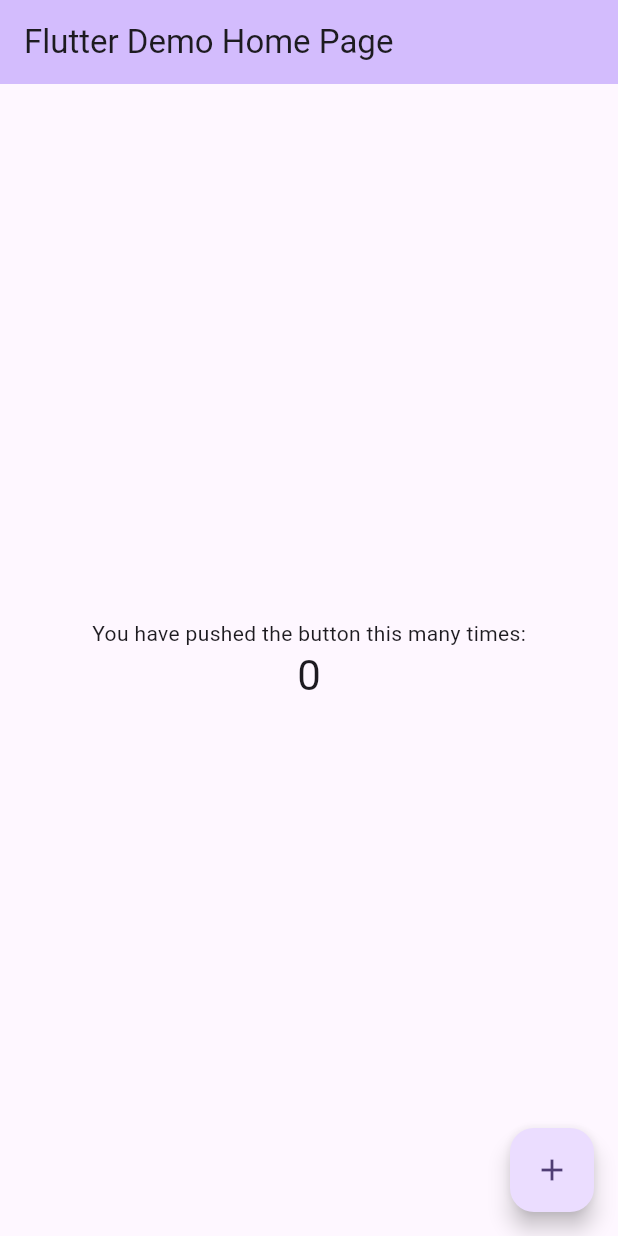
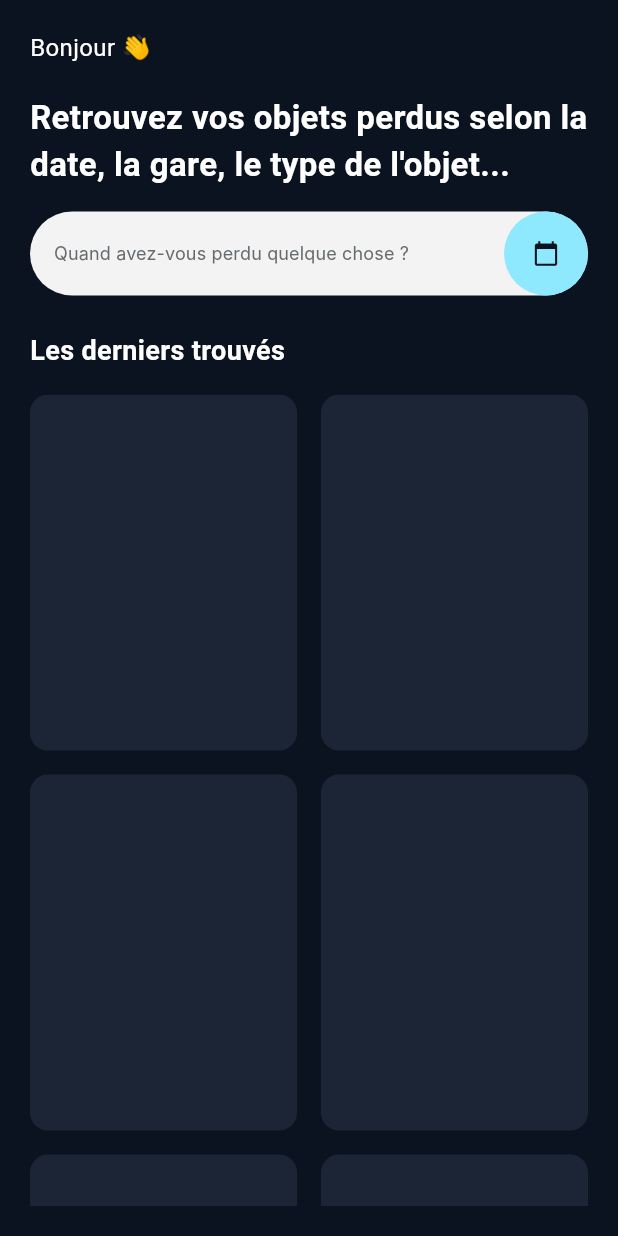
Before and after one commit to UnboringCompany/found_objects_sncf, a Flutter app: the screen it shows after launch, on a phone screen of 412 x 824 dp. Run offline on Flutter 3.47's test engine with Material 3 defaults, Android fonts, the phone set to English and light mode, and no system bars; Roboto replaces fonts that are missing (Inter).

Commit message:
feat: main ui pages

```diff
--- a/lib/main.dart
+++ b/lib/main.dart
@@ -1,125 +1,106 @@
 import 'package:flutter/material.dart';
+import 'widgets/search_button.dart';
+import 'search.dart';
 
 void main() {
-  runApp(const MyApp());
+  runApp(MyApp());
 }
 
 class MyApp extends StatelessWidget {
-  const MyApp({super.key});
-
-  // This widget is the root of your application.
   @override
   Widget build(BuildContext context) {
     return MaterialApp(
-      title: 'Flutter Demo',
+      title: 'SNCF FoundIt',
       theme: ThemeData(
-        // This is the theme of your application.
-        //
-        // TRY THIS: Try running your application with "flutter run". You'll see
-        // the application has a purple toolbar. Then, without quitting the app,
-        // try changing the seedColor in the colorScheme below to Colors.green
-        // and then invoke "hot reload" (save your changes or press the "hot
-        // reload" button in a Flutter-supported IDE, or press "r" if you used
-        // the command line to start the app).
-        //
-        // Notice that the counter didn't reset back to zero; the application
-        // state is not lost during the reload. To reset the state, use hot
-        // restart instead.
-        //
-        // This works for code too, not just values: Most code changes can be
-        // tested with just a hot reload.
-        colorScheme: ColorScheme.fromSeed(seedColor: Colors.deepPurple),
-        useMaterial3: true,
+        primarySwatch: Colors.blue,
       ),
-      home: const MyHomePage(title: 'Flutter Demo Home Page'),
+      debugShowCheckedModeBanner: false,
+      home: HomePage(),
     );
   }
 }
 
-class MyHomePage extends StatefulWidget {
-  const MyHomePage({super.key, required this.title});
-
-  // This widget is the home page of your application. It is stateful, meaning
-  // that it has a State object (defined below) that contains fields that affect
-  // how it looks.
-
-  // This class is the configuration for the state. It holds the values (in this
-  // case the title) provided by the parent (in this case the App widget) and
-  // used by the build method of the State. Fields in a Widget subclass are
-  // always marked "final".
-
-  final String title;
-
-  @override
-  State<MyHomePage> createState() => _MyHomePageState();
-}
-
-class _MyHomePageState extends State<MyHomePage> {
-  int _counter = 0;
-
-  void _incrementCounter() {
-    setState(() {
-      // This call to setState tells the Flutter framework that something has
-      // changed in this State, which causes it to rerun the build method below
-      // so that the display can reflect the updated values. If we changed
-      // _counter without calling setState(), then the build method would not be
-      // called again, and so nothing would appear to happen.
-      _counter++;
-    });
-  }
-
+class HomePage extends StatelessWidget {
   @override
   Widget build(BuildContext context) {
-    // This method is rerun every time setState is called, for instance as done
-    // by the _incrementCounter method above.
-    //
-    // The Flutter framework has been optimized to make rerunning build methods
-    // fast, so that you can just rebuild anything that needs updating rather
-    // than having to individually change instances of widgets.
     return Scaffold(
-      appBar: AppBar(
-        // TRY THIS: Try changing the color here to a specific color (to
-        // Colors.amber, perhaps?) and trigger a hot reload to see the AppBar
-        // change color while the other colors stay the same.
-        backgroundColor: Theme.of(context).colorScheme.inversePrimary,
-        // Here we take the value from the MyHomePage object that was created by
-        // the App.build method, and use it to set our appbar title.
-        title: Text(widget.title),
-      ),
-      body: Center(
-        // Center is a layout widget. It takes a single child and positions it
-        // in the middle of the parent.
-        child: Column(
-          // Column is also a layout widget. It takes a list of children and
-          // arranges them vertically. By default, it sizes itself to fit its
-          // children horizontally, and tries to be as tall as its parent.
-          //
-          // Column has various properties to control how it sizes itself and
-          // how it positions its children. Here we use mainAxisAlignment to
-          // center the children vertically; the main axis here is the vertical
-          // axis because Columns are vertical (the cross axis would be
-          // horizontal).
-          //
-          // TRY THIS: Invoke "debug painting" (choose the "Toggle Debug Paint"
-          // action in the IDE, or press "p" in the console), to see the
-          // wireframe for each widget.
-          mainAxisAlignment: MainAxisAlignment.center,
-          children: <Widget>[
-            const Text(
-              'You have pushed the button this many times:',
-            ),
-            Text(
-              '$_counter',
-              style: Theme.of(context).textTheme.headlineMedium,
-            ),
-          ],
+      backgroundColor: Color(0xFF0B1320), // Couleur de fond
+      body: SafeArea(
+        child: Padding(
+          padding: const EdgeInsets.symmetric(horizontal: 20, vertical: 20),
+          child: Column(
+            crossAxisAlignment: CrossAxisAlignment.start,
+            children: [
+              const Text(
+                'Bonjour 👋',
+                style: TextStyle(
+                  color: Colors.white,
+                  fontSize: 16,
+                  fontWeight: FontWeight.w400,
+                ),
+              ),
+              const SizedBox(height: 20),
+
+              // Titre principal
+              const Text(
+                'Retrouvez vos objets perdus selon la date, la gare, le type de l\'objet...',
+                style: TextStyle(
+                  color: Colors.white,
+                  fontSize: 22,
+                  fontWeight: FontWeight.w600,
+                ),
+              ),
+              const SizedBox(height: 16),
+
+              // Barre de recherche
+              SearchButton(
+                onPressed: () {
+                  Navigator.push(
+                    context,
+                    MaterialPageRoute(
+                      builder: (context) => SearchPage(),
+                    ),
+                  );
+                },
+              ),
+
+              const SizedBox(height: 24),
+
+              // Section "Les derniers trouvés"
+              const Text(
+                'Les derniers trouvés',
+                style: TextStyle(
+                  color: Colors.white,
+                  fontSize: 18,
+                  fontWeight: FontWeight.bold,
+                ),
+              ),
+              const SizedBox(height: 16),
+
+              // GridView des objets trouvés
+              Expanded(
+                child: GridView.builder(
+                  gridDelegate: SliverGridDelegateWithFixedCrossAxisCount(
+                    crossAxisCount: MediaQuery.of(context).size.width > 600 ? 4 : 2, // Responsive columns
+                    crossAxisSpacing: 16,
+                    mainAxisSpacing: 16,
+                    childAspectRatio: 0.75,
+                  ),
+                  itemCount: 6, // Nombre d'objets fictifs
+                  itemBuilder: (context, index) {
+                    return Container(
+                      decoration: BoxDecoration(
+                        color: Color(0xFF1C2536),
+                        borderRadius: BorderRadius.circular(12),
+                      ),
+                    );
+                  },
+                ),
+              ),
+            ],
+          ),
         ),
       ),
-      floatingActionButton: FloatingActionButton(
-        onPressed: _incrementCounter,
-        tooltip: 'Increment',
-        child: const Icon(Icons.add),
-      ), // This trailing comma makes auto-formatting nicer for build methods.
     );
   }
 }
--- /dev/null
+++ b/lib/widgets/search_button.dart
@@ -0,0 +1,61 @@
+import 'package:flutter/material.dart';
+
+class SearchButton extends StatelessWidget {
+  final VoidCallback onPressed;
+
+  const SearchButton({super.key, required this.onPressed});
+
+  @override
+  Widget build(BuildContext context) {
+    return Row(
+      children: [
+        Expanded(
+          child: SizedBox(
+            height: 56,
+            child: FilledButton(
+              style: ButtonStyle(
+                padding: WidgetStateProperty.all(
+                  const EdgeInsets.only(left: 16, right: 0),
+                ),
+                foregroundColor: WidgetStateProperty.all(
+                  const Color(0xFFF3F3F3),
+                ),
+                backgroundColor: WidgetStateProperty.all(
+                  const Color(0xFFF3F3F3),
+                ),
+              ),
+              onPressed: onPressed,
+              child: Row(
+                mainAxisAlignment: MainAxisAlignment.spaceBetween,
+                children: [
+                  const Text(
+                    'Quand avez-vous perdu quelque chose ?',
+                    style: TextStyle(
+                      color: Color(0xFF656A6E),
+                      fontSize: 12,
+                      fontFamily: 'Inter',
+                      fontWeight: FontWeight.w400,
+                      height: 0,
+                    ),
+                  ),
+                  Container(
+                    width: 56,
+                    height: 56,
+                    decoration: BoxDecoration(
+                      color: const Color(0xFF8EE9FE),
+                      borderRadius: BorderRadius.circular(50),
+                    ),
+                    child: const Icon(
+                      Icons.calendar_today,
+                      color: Color(0xFF0B1320),
+                    ),
+                  ),
+                ],
+              ),
+            ),
+          ),
+        ),
+      ],
+    );
+  }
+}
```
Also changed, not shown: lib/search.dart (added, +145 -0 lines), lib/widgets/date_picker_row.dart (added, +102 -0 lines), lib/widgets/object_tile.dart (added), pubspec.lock.
